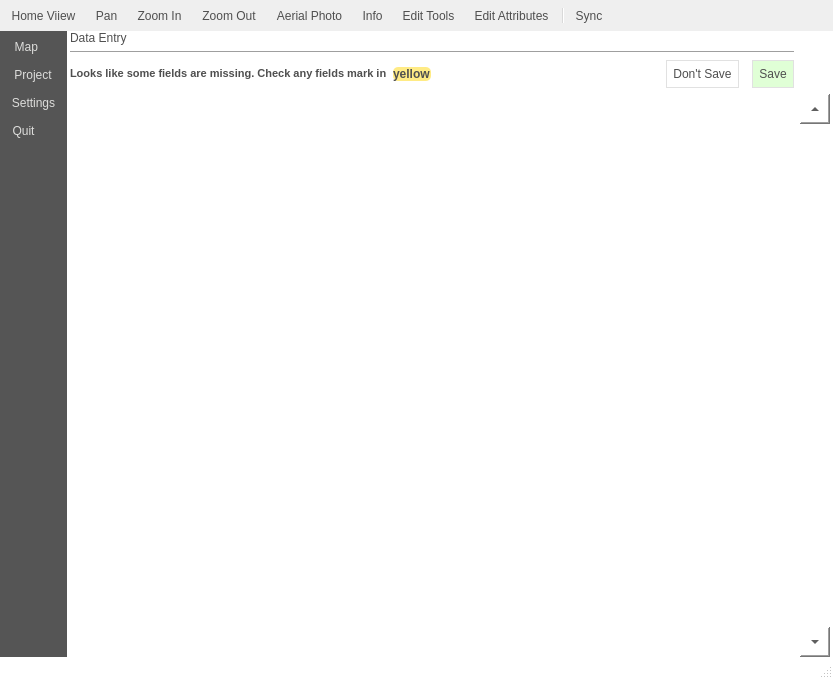
Before: the Qt Designer form src/qmap/ui_mainwindow.ui in roam-qgis/Roam, drawn with Qt 5.
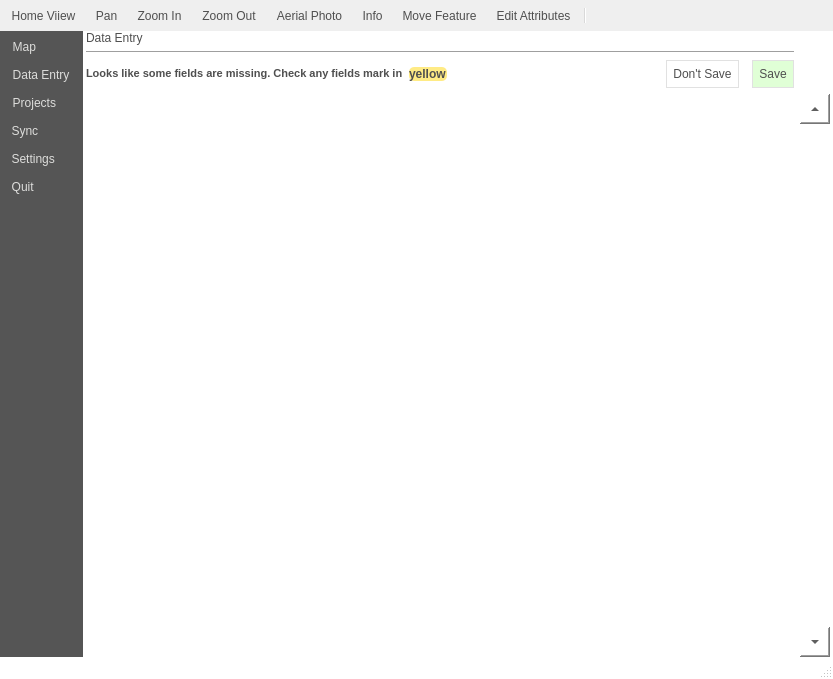
After: the same form once the commit is applied. Icons and pictures are not drawn. Custom widgets are drawn as their Qt base class.

Commit message: Show data entry button on side bar. Show and hide based on form status.

```diff
--- a/src/qmap/ui_mainwindow.ui
+++ b/src/qmap/ui_mainwindow.ui
@@ -303,7 +303,7 @@
             <rect>
              <x>0</x>
              <y>0</y>
-             <width>701</width>
+             <width>686</width>
              <height>441</height>
             </rect>
            </property>
@@ -537,7 +537,9 @@
     <bool>false</bool>
    </attribute>
    <addaction name="actionMap"/>
+   <addaction name="actionDataEntry"/>
    <addaction name="actionProject"/>
+   <addaction name="actionSync"/>
    <addaction name="actionSettings"/>
    <addaction name="actionQuit"/>
   </widget>
@@ -580,10 +582,9 @@
    <addaction name="actionZoom_Out"/>
    <addaction name="actionRaster"/>
    <addaction name="actionInfo"/>
-   <addaction name="actionEdit_Tools"/>
+   <addaction name="actionMove"/>
    <addaction name="actionEdit_Attributes"/>
    <addaction name="separator"/>
-   <addaction name="actionSync"/>
   </widget>
   <action name="actionMap">
    <property name="checkable">
@@ -597,7 +598,7 @@
     <string>Map</string>
    </property>
    <property name="iconText">
-    <string>Map    </string>
+    <string>Map          </string>
    </property>
    <property name="page" stdset="0">
     <number>0</number>
@@ -612,7 +613,10 @@
      <normaloff>:/icons/open</normaloff>:/icons/open</iconset>
    </property>
    <property name="text">
-    <string>Project</string>
+    <string>Projects</string>
+   </property>
+   <property name="iconText">
+    <string>Projects    </string>
    </property>
    <property name="page" stdset="0">
     <number>1</number>
@@ -629,6 +633,9 @@
    <property name="text">
     <string>Settings</string>
    </property>
+   <property name="iconText">
+    <string>Settings     </string>
+   </property>
    <property name="page" stdset="0">
     <number>2</number>
    </property>
@@ -642,7 +649,7 @@
     <string>Quit</string>
    </property>
    <property name="iconText">
-    <string>Quit      </string>
+    <string>Quit           </string>
    </property>
   </action>
   <action name="actionHome">
@@ -750,7 +757,10 @@
      <normaloff>:/icons/sync</normaloff>:/icons/sync</iconset>
    </property>
    <property name="text">
-    <string>Sync</string>
+    <string>Sync     </string>
+   </property>
+   <property name="iconText">
+    <string>Sync          </string>
    </property>
   </action>
   <action name="actionMove">
@@ -774,6 +784,24 @@
     <string>Feature at GPS</string>
    </property>
   </action>
+  <action name="actionDataEntry">
+   <property name="checkable">
+    <bool>true</bool>
+   </property>
+   <property name="icon">
+    <iconset resource="resources.qrc">
+     <normaloff>:/icons/dataentry</normaloff>:/icons/dataentry</iconset>
+   </property>
+   <property name="text">
+    <string>Data Entry</string>
+   </property>
+   <property name="iconText">
+    <string>Data Entry</string>
+   </property>
+   <property name="page" stdset="0">
+    <number>4</number>
+   </property>
+  </action>
  </widget>
  <customwidgets>
   <customwidget>
```
The commit also changes 5 other files.
